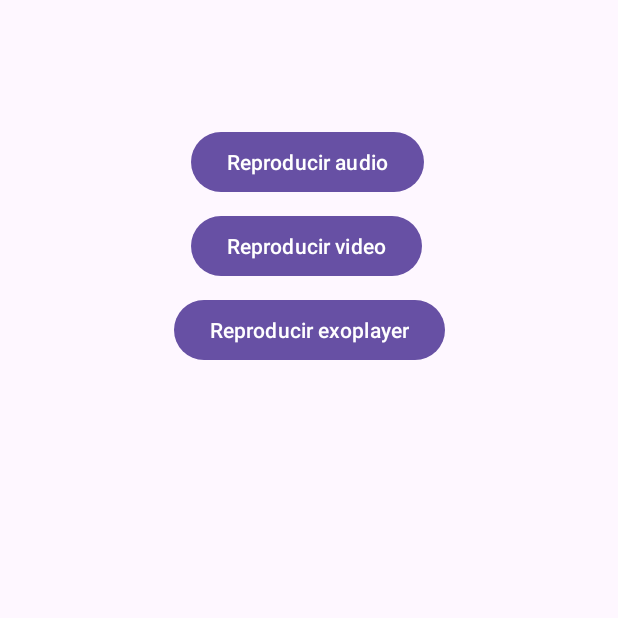
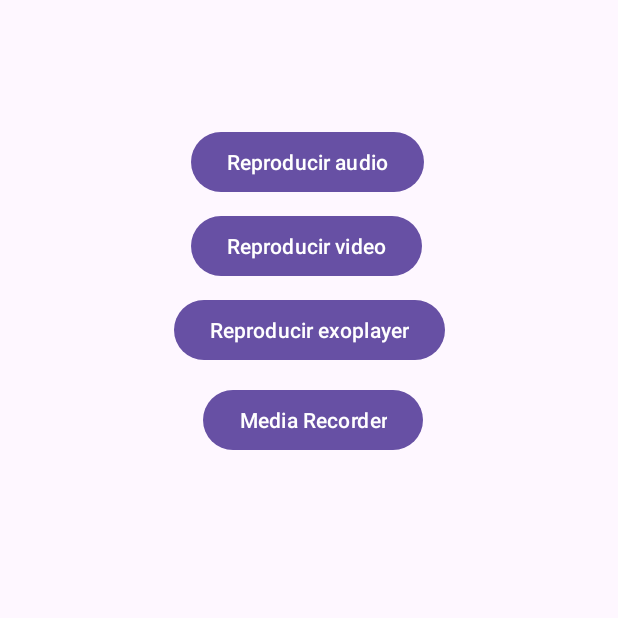
Before and after one commit to Datakokk/modulo-DAM, an Android app: the screen it shows after launch (MainActivity), on a phone screen of 412 x 824 dp, the top half of it. Run offline under Robolectric (Android 15) with nearby library versions, the light colour scheme and no system bars.

Commit message:
PMDM: Se ha iniciado el ejercicio de Recorder Multimedia

```diff
--- a/PMDM/LibreriasMultimediaIntegradas/app/src/main/AndroidManifest.xml
+++ b/PMDM/LibreriasMultimediaIntegradas/app/src/main/AndroidManifest.xml
@@ -4,6 +4,8 @@
     <!-- Declaración de permisos -->
     <uses-permission android:name="android.permission.INTERNET" />
     <uses-permission android:name="android.permission.RECORD_AUDIO"/>
+    <uses-permission android:name="android.permission.WRITE_EXTERNAL_STORAGE"/>
+    <uses-permission android:name="android.permission.READ_EXTERNAL_STORAGE"/>
     <application
         android:allowBackup="true"
         android:dataExtractionRules="@xml/data_extraction_rules"
@@ -26,6 +28,7 @@
         <activity android:name=".Activity1" />
         <activity android:name=".Activity2" />
         <activity android:name=".Activity3" />
+        <activity android:name=".Activity4" />
     </application>
 
 </manifest>
--- a/PMDM/LibreriasMultimediaIntegradas/app/src/main/java/com/example/libreriasmultimediaintegradas/MainActivity.java
+++ b/PMDM/LibreriasMultimediaIntegradas/app/src/main/java/com/example/libreriasmultimediaintegradas/MainActivity.java
@@ -36,5 +36,12 @@
             Intent intent = new Intent(MainActivity.this, Activity3.class);
             startActivity(intent);
         });
+
+        // Button 4
+        Button btnMediaRecorder = findViewById(R.id.btn_media_recorder);
+        btnMediaRecorder.setOnClickListener(v -> {
+            Intent intent = new Intent(MainActivity.this, Activity4.class);
+            startActivity(intent);
+        });
     }
 }
--- a/PMDM/LibreriasMultimediaIntegradas/app/src/main/res/layout/activity_main.xml
+++ b/PMDM/LibreriasMultimediaIntegradas/app/src/main/res/layout/activity_main.xml
@@ -36,4 +36,15 @@
         app:layout_constraintStart_toStartOf="parent"
         app:layout_constraintTop_toBottomOf="@id/btn_audio" />
 
+    <Button
+        android:id="@+id/btn_media_recorder"
+        android:layout_width="wrap_content"
+        android:layout_height="wrap_content"
+        android:layout_marginTop="124dp"
+        android:text="Media Recorder"
+        app:layout_constraintEnd_toEndOf="parent"
+        app:layout_constraintHorizontal_bias="0.511"
+        app:layout_constraintStart_toStartOf="parent"
+        app:layout_constraintTop_toBottomOf="@id/btn_audio" />
+
 </androidx.constraintlayout.widget.ConstraintLayout>
```
Also changed, not shown: PMDM/LibreriasMultimediaIntegradas/app/src/main/java/com/example/libreriasmultimediaintegradas/Activity4.java (added, +33 -0 lines), PMDM/LibreriasMultimediaIntegradas/app/src/main/res/layout/activity_4.xml (added, +26 -0 lines).
